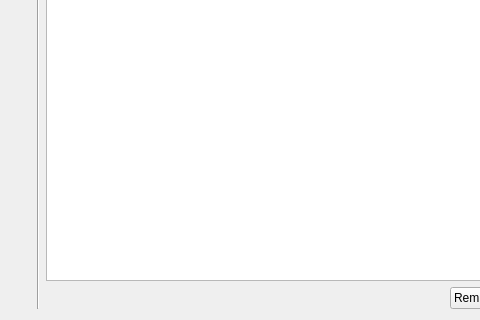
Before: the Qt Designer form src/updatedialog.ui in strawberrymusicplayer/qtsparkle, drawn with Qt 5; both pictures show x 0 to 480 and y 155 to 475 of the 643 by 475 pixel window.
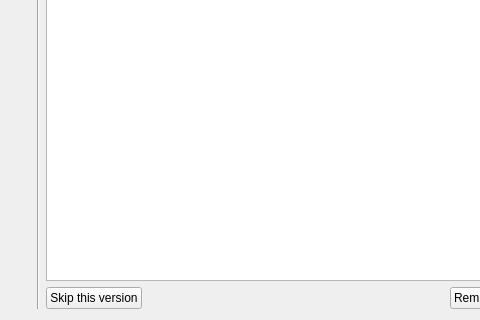
After: the same form once the commit is applied.

Commit message: Add back option to skip version

```diff
--- a/src/updatedialog.ui
+++ b/src/updatedialog.ui
@@ -65,6 +65,13 @@
      </item>
      <item>
       <layout class="QHBoxLayout" name="horizontalLayout">
+       <item>
+        <widget class="QPushButton" name="skip">
+         <property name="text">
+          <string>Skip this version</string>
+         </property>
+        </widget>
+       </item>
        <item>
         <spacer name="horizontalSpacer">
          <property name="orientation">
```
The commit also changes 6 other files.
